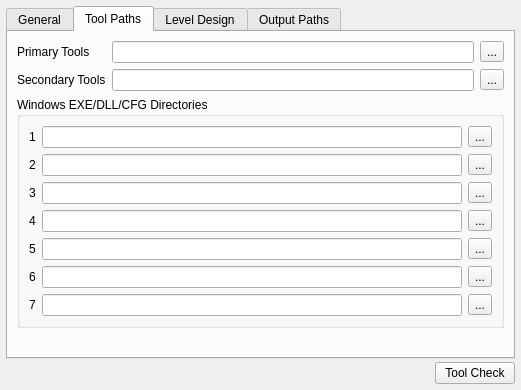
Qt form code/nel/tools/3d/object_viewer_qt/src/plugins/build_gamedata/build_gamedata_settings_page.ui (sythaeryn/pndrpg) before a commit.
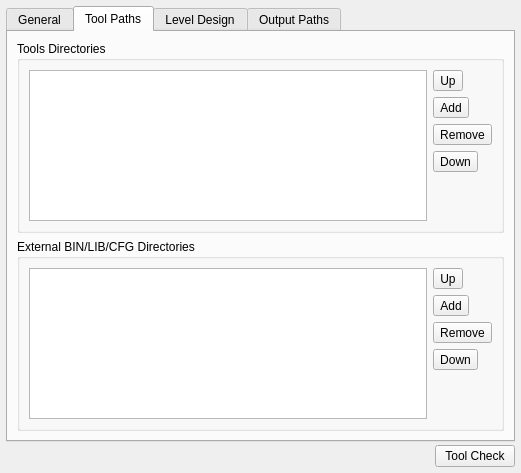
The same form after that commit. Icons and pictures are not drawn.

Commit message: Changed: Altered the tool paths - determined that I can send a different number of paths than the default.

What changed in the file:
```diff
--- a/code/nel/tools/3d/object_viewer_qt/src/plugins/build_gamedata/build_gamedata_settings_page.ui
+++ b/code/nel/tools/3d/object_viewer_qt/src/plugins/build_gamedata/build_gamedata_settings_page.ui
@@ -7,7 +7,7 @@
     <x>0</x>
     <y>0</y>
     <width>521</width>
-    <height>390</height>
+    <height>473</height>
    </rect>
   </property>
   <property name="windowTitle">
@@ -149,42 +149,60 @@
        <string>Tool Paths</string>
       </attribute>
       <layout class="QGridLayout" name="gridLayout_7">
+       <item row="0" column="0" colspan="2">
+        <widget class="QGroupBox" name="toolDirectoriesGB">
+         <property name="title">
+          <string>Tools Directories</string>
+         </property>
+         <layout class="QGridLayout" name="gridLayout_3">
        <item row="0" column="1">
-        <widget class="QLineEdit" name="primaryToolsLE"/>
-       </item>
-       <item row="0" column="0">
-        <widget class="QLabel" name="primaryToolsLbl">
+           <layout class="QVBoxLayout" name="verticalLayout">
+            <item>
+             <widget class="QToolButton" name="toolDirectoryUpTB">
          <property name="text">
-          <string>Primary Tools</string>
-         </property>
-        </widget>
-       </item>
-       <item row="0" column="2">
-        <widget class="QToolButton" name="primaryToolsTB">
+               <string>Up</string>
+              </property>
+              <property name="icon">
+               <iconset resource="build_gamedata.qrc">
+                <normaloff>:/toolButtons/icons/ic_nel_up_item.png</normaloff>:/toolButtons/icons/ic_nel_up_item.png</iconset>
+              </property>
+             </widget>
+            </item>
+            <item>
+             <widget class="QToolButton" name="toolDirectoryAddTB">
          <property name="text">
-          <string>...</string>
-         </property>
-        </widget>
-       </item>
-       <item row="1" column="1">
-        <widget class="QLineEdit" name="secondaryToolsLE"/>
-       </item>
-       <item row="1" column="2">
-        <widget class="QToolButton" name="secondaryToolsTB">
+               <string>Add</string>
+              </property>
+              <property name="icon">
+               <iconset resource="build_gamedata.qrc">
+                <normaloff>:/toolButtons/icons/ic_nel_add_item.png</normaloff>:/toolButtons/icons/ic_nel_add_item.png</iconset>
+              </property>
+             </widget>
+            </item>
+            <item>
+             <widget class="QToolButton" name="toolDirectoryRemoveTB">
          <property name="text">
-          <string>...</string>
-         </property>
-        </widget>
-       </item>
-       <item row="1" column="0">
-        <widget class="QLabel" name="secondaryToolsLbl">
+               <string>Remove</string>
+              </property>
+              <property name="icon">
+               <iconset resource="build_gamedata.qrc">
+                <normaloff>:/toolButtons/icons/ic_nel_delete_item.png</normaloff>:/toolButtons/icons/ic_nel_delete_item.png</iconset>
+              </property>
+             </widget>
+            </item>
+            <item>
+             <widget class="QToolButton" name="toolDirectoryDownTB">
          <property name="text">
-          <string>Secondary Tools</string>
-         </property>
-        </widget>
-       </item>
-       <item row="3" column="0">
-        <spacer name="verticalSpacer_2">
+               <string>Down</string>
+              </property>
+              <property name="icon">
+               <iconset resource="build_gamedata.qrc">
+                <normaloff>:/toolButtons/icons/ic_nel_down_item.png</normaloff>:/toolButtons/icons/ic_nel_down_item.png</iconset>
+              </property>
+             </widget>
+            </item>
+            <item>
+             <spacer name="verticalSpacer_5">
          <property name="orientation">
           <enum>Qt::Vertical</enum>
          </property>
@@ -196,130 +214,83 @@
          </property>
         </spacer>
        </item>
-       <item row="2" column="0" colspan="3">
+           </layout>
+          </item>
+          <item row="0" column="0">
+           <widget class="QListWidget" name="toolDirectoriesLW"/>
+          </item>
+         </layout>
+        </widget>
+       </item>
+       <item row="1" column="0" colspan="2">
         <widget class="QGroupBox" name="windowsExeDllCfgDirGB">
          <property name="title">
-          <string>Windows EXE/DLL/CFG Directories</string>
+          <string>External BIN/LIB/CFG Directories</string>
          </property>
          <layout class="QGridLayout" name="gridLayout_2">
-          <item row="0" column="1">
-           <widget class="QLineEdit" name="lineEdit"/>
+          <item row="0" column="0" rowspan="2">
+           <widget class="QListView" name="windowsExeDllCfgDirectoriesLV"/>
           </item>
-          <item row="0" column="2">
-           <widget class="QToolButton" name="toolButton">
+          <item row="0" column="1" rowspan="2">
+           <layout class="QVBoxLayout" name="verticalLayout_4">
+            <item>
+             <widget class="QToolButton" name="exeDllCfgDirUpTB">
             <property name="text">
-             <string>...</string>
-            </property>
-           </widget>
-          </item>
-          <item row="1" column="1">
-           <widget class="QLineEdit" name="lineEdit_2"/>
-          </item>
-          <item row="2" column="1">
-           <widget class="QLineEdit" name="lineEdit_3"/>
-          </item>
-          <item row="3" column="1">
-           <widget class="QLineEdit" name="lineEdit_4"/>
-          </item>
-          <item row="4" column="1">
-           <widget class="QLineEdit" name="lineEdit_5"/>
-          </item>
-          <item row="5" column="1">
-           <widget class="QLineEdit" name="lineEdit_6"/>
-          </item>
-          <item row="0" column="0">
-           <widget class="QLabel" name="label">
-            <property name="text">
-             <string>1</string>
+               <string>Up</string>
+              </property>
+              <property name="icon">
+               <iconset resource="build_gamedata.qrc">
+                <normaloff>:/toolButtons/icons/ic_nel_up_item.png</normaloff>:/toolButtons/icons/ic_nel_up_item.png</iconset>
             </property>
            </widget>
           </item>
-          <item row="1" column="0">
-           <widget class="QLabel" name="label_2">
+            <item>
+             <widget class="QToolButton" name="toolBexeDllCfgDirAddTButton_3">
             <property name="text">
-             <string>2</string>
-            </property>
-           </widget>
-          </item>
-          <item row="2" column="0">
-           <widget class="QLabel" name="label_3">
-            <property name="text">
-             <string>3</string>
+               <string>Add</string>
+              </property>
+              <property name="icon">
+               <iconset resource="build_gamedata.qrc">
+                <normaloff>:/toolButtons/icons/ic_nel_add_item.png</normaloff>:/toolButtons/icons/ic_nel_add_item.png</iconset>
             </property>
            </widget>
           </item>
-          <item row="3" column="0">
-           <widget class="QLabel" name="label_4">
+            <item>
+             <widget class="QToolButton" name="exeDllCfgDirRemoveTB">
             <property name="text">
-             <string>4</string>
-            </property>
-           </widget>
-          </item>
-          <item row="4" column="0">
-           <widget class="QLabel" name="label_5">
-            <property name="text">
-             <string>5</string>
+               <string>Remove</string>
+              </property>
+              <property name="icon">
+               <iconset resource="build_gamedata.qrc">
+                <normaloff>:/toolButtons/icons/ic_nel_delete_item.png</normaloff>:/toolButtons/icons/ic_nel_delete_item.png</iconset>
             </property>
            </widget>
           </item>
-          <item row="5" column="0">
-           <widget class="QLabel" name="label_6">
+            <item>
+             <widget class="QToolButton" name="exeDllCfgDirDownTB">
             <property name="text">
-             <string>6</string>
-            </property>
-           </widget>
-          </item>
-          <item row="6" column="1">
-           <widget class="QLineEdit" name="lineEdit_7"/>
-          </item>
-          <item row="6" column="0">
-           <widget class="QLabel" name="label_7">
-            <property name="text">
-             <string>7</string>
+               <string>Down</string>
+              </property>
+              <property name="icon">
+               <iconset resource="build_gamedata.qrc">
+                <normaloff>:/toolButtons/icons/ic_nel_down_item.png</normaloff>:/toolButtons/icons/ic_nel_down_item.png</iconset>
             </property>
            </widget>
           </item>
-          <item row="1" column="2">
-           <widget class="QToolButton" name="toolButton_2">
-            <property name="text">
-             <string>...</string>
-            </property>
-           </widget>
-          </item>
-          <item row="2" column="2">
-           <widget class="QToolButton" name="toolButton_3">
-            <property name="text">
-             <string>...</string>
-            </property>
-           </widget>
-          </item>
-          <item row="3" column="2">
-           <widget class="QToolButton" name="toolButton_4">
-            <property name="text">
-             <string>...</string>
-            </property>
-           </widget>
-          </item>
-          <item row="4" column="2">
-           <widget class="QToolButton" name="toolButton_5">
-            <property name="text">
-             <string>...</string>
-            </property>
-           </widget>
-          </item>
-          <item row="5" column="2">
-           <widget class="QToolButton" name="toolButton_6">
-            <property name="text">
-             <string>...</string>
-            </property>
-           </widget>
-          </item>
-          <item row="6" column="2">
-           <widget class="QToolButton" name="toolButton_7">
-            <property name="text">
-             <string>...</string>
-            </property>
-           </widget>
+            <item>
+             <spacer name="verticalSpacer_6">
+              <property name="orientation">
+               <enum>Qt::Vertical</enum>
+              </property>
+              <property name="sizeHint" stdset="0">
+               <size>
+                <width>20</width>
+                <height>40</height>
+               </size>
+              </property>
+             </spacer>
+            </item>
+           </layout>
           </item>
          </layout>
         </widget>
```
Left out of the diff: 47 changed lines with no effect on the pictures. Lines whose indentation alone changed are shown as unchanged. The commit also changes 8 other files.
